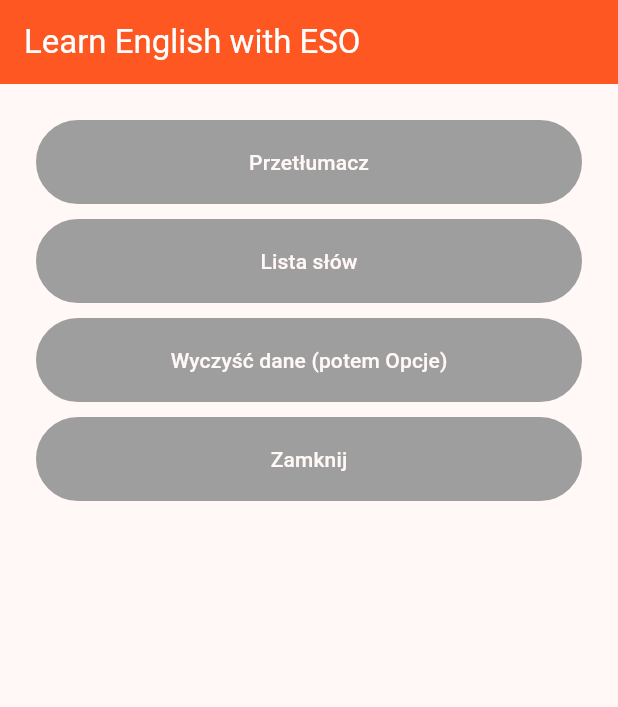
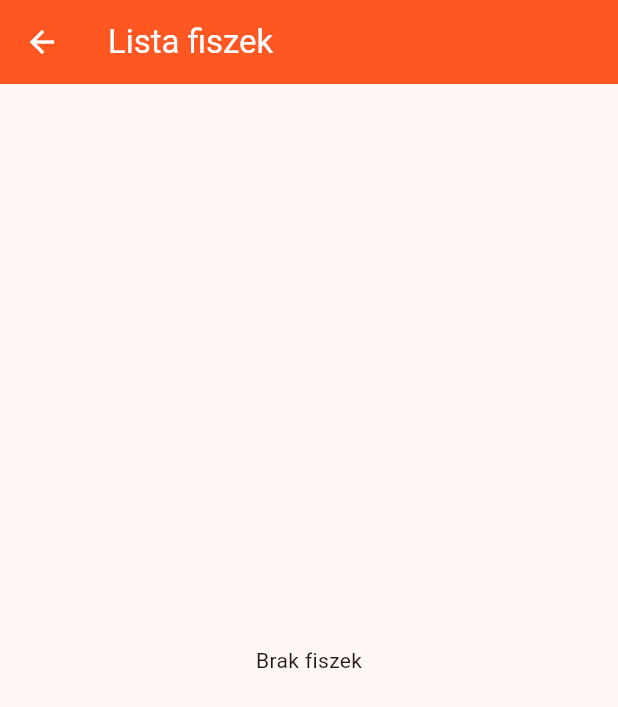
Before and after one commit to Funiek/learn-eso, a Flutter app: the screen it shows after launch, after a tap on "Lista słów", on a phone screen of 412 x 824 dp. Shown: the top 707 px of the screen. Run offline on Flutter 3.47's test engine with Material 2 defaults, Android fonts, the phone set to English and light mode, and no system bars; our stand-ins replace sqflite; accounts and stored records are empty.

Commit message:
added listview

```diff
--- a/lib/main.dart
+++ b/lib/main.dart
@@ -1,6 +1,7 @@
 import 'dart:convert';
 import 'package:flutter/material.dart';
 import 'package:flutter/services.dart';
+import 'package:learneso/database_helper.dart';
 import './word.dart';
 
 void main() {
@@ -47,6 +48,8 @@
           )),
           if (_selectedView == 'Translator')
             const MaterialPage(child: TranslatorView())
+          else if (_selectedView == 'WordsList')
+            const MaterialPage(child: WordsListView())
         ],
         onPopPage: (route, result) {
           setSelectedView(null);
@@ -220,3 +223,59 @@
     );
   }
 }
+
+class WordsListView extends StatefulWidget {
+  const WordsListView({super.key});
+
+  @override
+  State<WordsListView> createState() => _WordsListViewState();
+}
+
+class _WordsListViewState extends State<WordsListView> {
+  final TextEditingController textController = TextEditingController();
+
+  @override
+  void dispose() {
+    textController.dispose();
+    super.dispose();
+  }
+
+  @override
+  Widget build(BuildContext context) {
+    return Scaffold(
+      appBar: AppBar(
+        backgroundColor: Theme.of(context).colorScheme.secondary,
+        foregroundColor: Colors.white,
+        title: const Text('Lista fiszek'),
+      ),
+      body: Center(
+        child: FutureBuilder<List<Word>>(
+            future: DatabaseHeloper.instance.getWords(),
+            builder:
+                (BuildContext context, AsyncSnapshot<List<Word>> snapshot) {
+              if (!snapshot.hasData) {
+                return const Center(
+                  child: Text('Wczytywanie...'),
+                );
+              }
+
+              return snapshot.data!.isEmpty
+                  ? const Center(
+                      child: Text('Brak fiszek'),
+                    )
+                  : ListView(
+                      children: snapshot.data!
+                          .map(
+                            (e) => Center(
+                              child: ListTile(
+                                title: Text(e.original),
+                              ),
+                            ),
+                          )
+                          .toList(),
+                    );
+            }),
+      ),
+    );
+  }
+}
```
